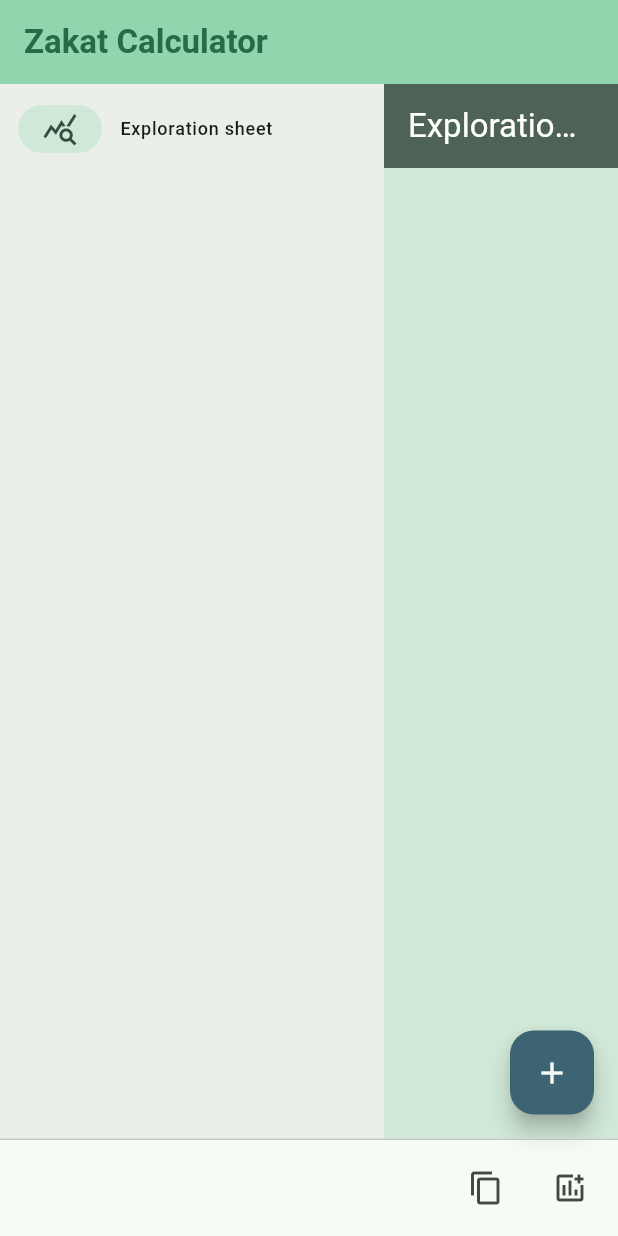
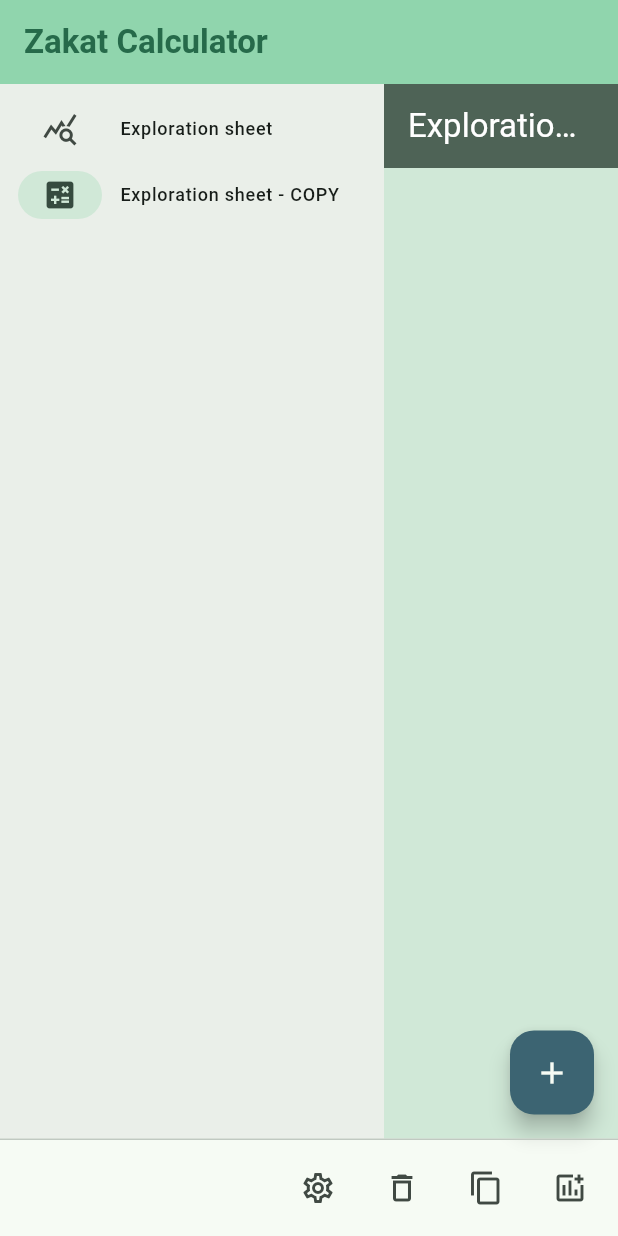
Before and after one commit to Dev-Now/zakaty, a Flutter app: the screen it shows after launch, after a tap on the "content copy" icon, on a phone screen of 412 x 824 dp. Run offline on Flutter 3.47's test engine with Material 3 defaults, Android fonts, the phone set to English and light mode, and no system bars.

Commit message:
implemented calculation sheet copying + minor changes

```diff
--- a/lib/models/zakat_calculation.dart
+++ b/lib/models/zakat_calculation.dart
@@ -38,6 +38,10 @@ class ZakatCalculation {
     }
   }
 
+  List<Amount> copyAmounts() {
+    return amounts.map((amount) => amount.copyWith()).toList();
+  }
+
   String getCalculationSummary() {
     _computeZakat();
     return '$title : Savings = $_totalSavings $currency, Zakat = $_zakat $currency';
--- a/lib/presentation/screens/home_page.dart
+++ b/lib/presentation/screens/home_page.dart
@@ -15,6 +15,23 @@ class _HomePageState extends State<HomePage> {
   late CalculationSheet _selectedCalculationSheet;
   final ZakatCalculation _exploreCalculationInstance = ZakatCalculation(title: 'Exploration sheet');
 
+  void _setSelectedCalculationSheet(int selected) {
+    setState(() {
+      _selectedCalculationInstance = selected;
+      if(selected >= 1 && (selected - 1) < _calculationInstances.length) {
+        _selectedCalculationSheet = CalculationSheet(
+          key: ValueKey(DateTime.now()),
+          calculationInstance: _calculationInstances[selected - 1]
+        );
+      } else {
+        _selectedCalculationSheet = CalculationSheet(
+          key: ValueKey(DateTime.now()),
+          calculationInstance: _exploreCalculationInstance
+        );
+      }
+    });
+  }
+
   void _addNewCalculationSheet() {
     setState(() {
       final newIndex = _calculationInstances.length + 1;
@@ -30,7 +47,21 @@ class _HomePageState extends State<HomePage> {
   }
 
   void _copyCalculationSheet() {
-    // !!!TODO...
+    setState(() {
+      final newIndex = _calculationInstances.length + 1;
+      final selectedCalculationInstance = _selectedCalculationSheet.calculationInstance;
+      final copyInstance = ZakatCalculation(
+        title: '${selectedCalculationInstance.title} - COPY',
+        currency: selectedCalculationInstance.currency,
+      );
+      copyInstance.addAmounts(selectedCalculationInstance.copyAmounts());
+      _selectedCalculationInstance = newIndex;
+      _calculationInstances.add(copyInstance);
+      _selectedCalculationSheet = CalculationSheet(
+        key: ValueKey(DateTime.now()),
+        calculationInstance: copyInstance,
+      );
+    });
   }
 
   @override
@@ -73,22 +104,7 @@ class _HomePageState extends State<HomePage> {
                   ),
               ],
               selectedIndex: _selectedCalculationInstance,
-              onDestinationSelected: (value) {
-                setState(() {
-                  _selectedCalculationInstance = value;
-                  if(value >= 1 && (value - 1) < _calculationInstances.length) {
-                    _selectedCalculationSheet = CalculationSheet(
-                      key: ValueKey(DateTime.now()),
-                      calculationInstance: _calculationInstances[value - 1]
-                    );
-                  } else {
-                    _selectedCalculationSheet = CalculationSheet(
-                      key: ValueKey(DateTime.now()),
-                      calculationInstance: _exploreCalculationInstance
-                    );
-                  }
-                });
-              },
+              onDestinationSelected: _setSelectedCalculationSheet,
             ),
           ),
           Expanded(
@@ -98,6 +114,16 @@ class _HomePageState extends State<HomePage> {
       ),
 
       persistentFooterButtons: [
+        IconButton(
+          onPressed: () {}, // !!!TODO...
+          tooltip: 'Configure current calculation sheet',
+          icon: const Icon(Icons.settings_outlined),
+        ),
+        IconButton(
+          onPressed: () {}, // !!!TODO...
+          tooltip: 'Delete current calculation sheet',
+          icon: const Icon(Icons.delete_outline),
+        ),
         IconButton(
           onPressed: _copyCalculationSheet,
           tooltip: 'Copy current calculation sheet',
```
Also changed, not shown: lib/models/amount.dart (+10 -0 lines).
